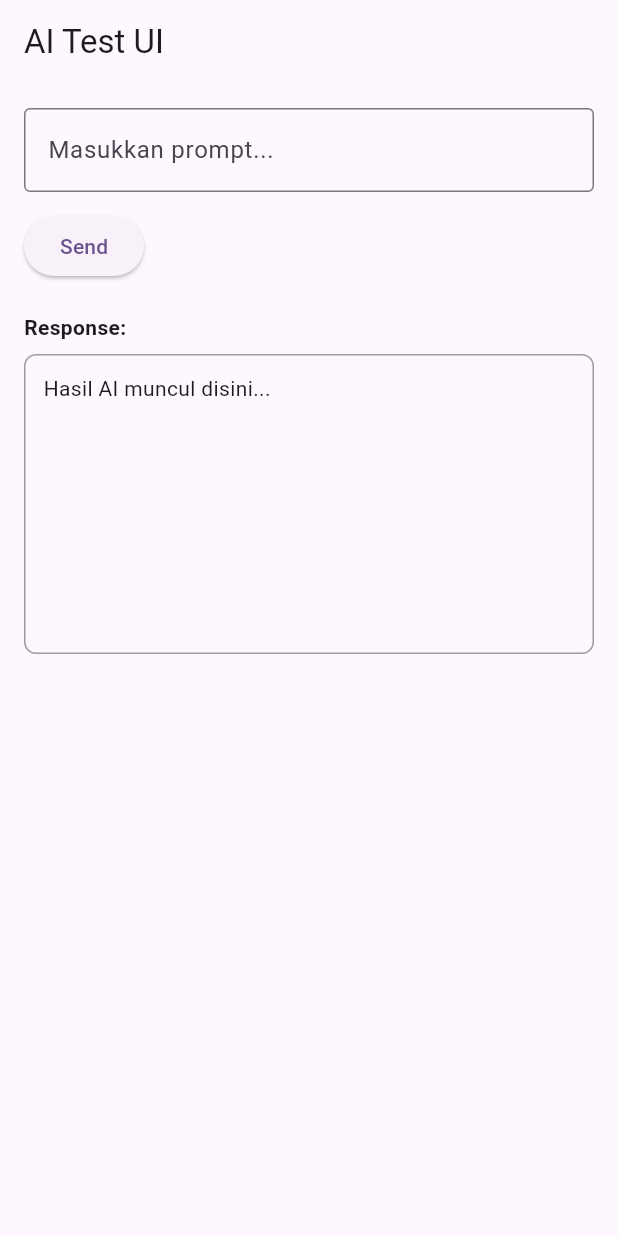
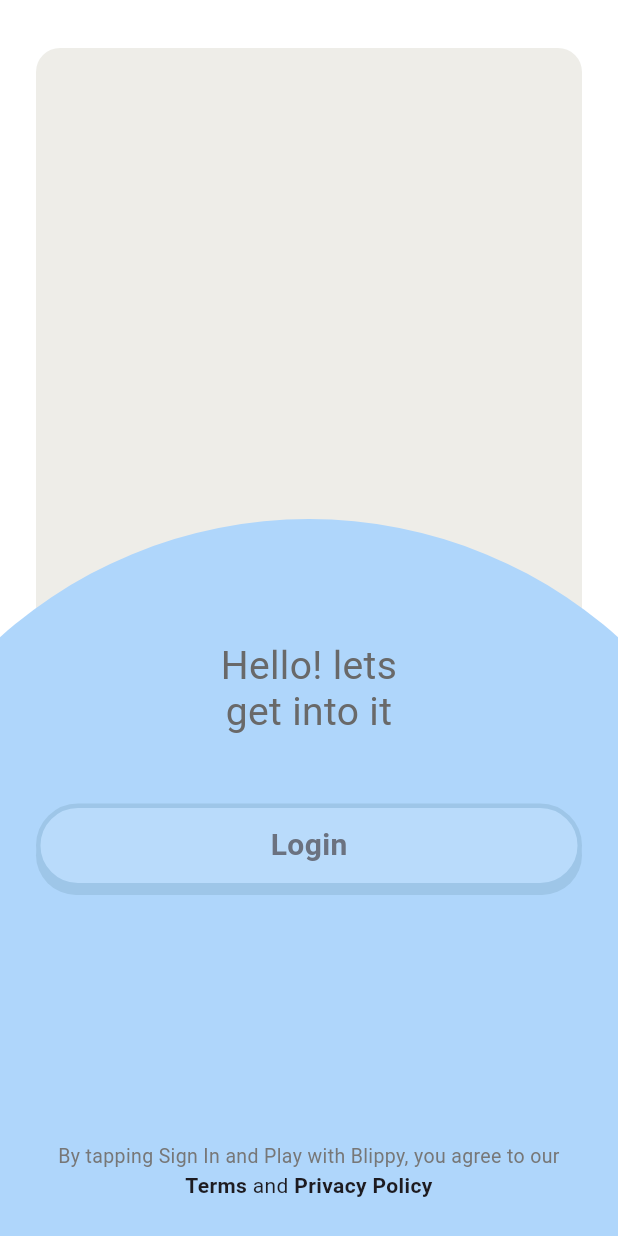
Before and after one commit to ceredence/educationApp, a Flutter app: the screen it shows after launch, on a phone screen of 412 x 824 dp. Run offline on Flutter 3.47's test engine with Material 3 defaults, Android fonts, the phone set to English and light mode, and no system bars; our stand-ins replace get; Roboto replaces fonts that are missing (Dela Gothic One, Poppins).

Commit message:
Start page

```diff
--- /dev/null
+++ b/devtools_options.yaml
@@ -0,0 +1,3 @@
+description: This file stores settings for Dart & Flutter DevTools.
+documentation: https://docs.flutter.dev/tools/devtools/extensions#configure-extension-enablement-states
+extensions:
--- /dev/null
+++ b/lib/Components/custom_button.dart
@@ -0,0 +1,80 @@
+import 'package:flutter/material.dart';
+
+class CustomButton extends StatefulWidget {
+  final String text;
+  final VoidCallback onPressed;
+
+  const CustomButton({
+    super.key,
+    required this.text,
+    required this.onPressed,
+  });
+
+  @override
+  State<CustomButton> createState() => _CustomButtonState();
+}
+
+class _CustomButtonState extends State<CustomButton> {
+  bool _isPressed = false;
+
+  @override
+  Widget build(BuildContext context) {
+    return GestureDetector(
+      onTapDown: (_) => setState(() => _isPressed = true),
+      onTapUp: (_) {
+        setState(() => _isPressed = false);
+        widget.onPressed();
+      },
+      onTapCancel: () => setState(() => _isPressed = false),
+      child: SizedBox(
+        height: 86,
+        width: double.infinity,
+        child: Stack(
+          children: [
+
+            Positioned(
+              top: _isPressed ? 12 : 8,
+              left: 0,
+              right: 0,
+              child: Container(
+                height: 53,
+                decoration: BoxDecoration(
+                  color: const Color(0xFF9EC6E8),
+                  borderRadius: BorderRadius.circular(28),
+                ),
+              ),
+            ),
+
+            AnimatedPositioned(
+              duration: const Duration(milliseconds: 100),
+              curve: Curves.easeOut,
+              top: _isPressed ? 12 : 0,
+              left: 0,
+              right: 0,
+              child: Container(
+                height: 56,
+                decoration: BoxDecoration(
+                  color: const Color(0xFFB9DBFB),
+                  borderRadius: BorderRadius.circular(28),
+                  border: Border.all(
+                    color: const Color(0xFF9EC6E8),
+                    width: 3,
+                  ),
+                ),
+                alignment: Alignment.center,
+                child: Text(
+                  widget.text,
+                  style: const TextStyle(
+                    fontSize: 20,
+                    fontWeight: FontWeight.w600,
+                    color: Color(0xFF6B7280),
+                  ),
+                ),
+              ),
+            ),
+          ],
+        ),
+      ),
+    );
+  }
+}
--- a/lib/main.dart
+++ b/lib/main.dart
@@ -22,7 +22,7 @@ class MyApp extends StatelessWidget {
         // This is the theme of your application.
         colorScheme: ColorScheme.fromSeed(seedColor: Colors.deepPurple),
       ),
-      initialRoute: AppRoutes.testingPage,
+      initialRoute: AppRoutes.startPage,
       getPages: AppPages.pages,
     );
   }
--- /dev/null
+++ b/lib/pages/start_page.dart
@@ -0,0 +1,113 @@
+import 'package:dinacomapp/Components/custom_button.dart';
+import 'package:dinacomapp/Components/custom_color.dart';
+import 'package:flutter/material.dart';
+
+
+class StartPage extends StatelessWidget {
+ StartPage({super.key});
+
+  @override
+  Widget build(BuildContext context) {
+    final size = MediaQuery.of(context).size;
+
+    return Scaffold(
+      backgroundColor: Colors.white,
+      body: SafeArea(
+        child: Stack(
+          children: [
+            /// Top Card
+            Positioned(
+              top: 32,
+              left: 24,
+              right: 24,
+              child: Container(
+                height: size.height * 0.5,
+                decoration: BoxDecoration(
+                  color: const Color(0xFFEEEDE8),
+                  borderRadius: BorderRadius.circular(16),
+                ),
+              ),
+            ),
+
+            /// Blue Circle
+            Positioned(
+              top: size.height * 0.42,
+              left: -size.width * 0.25,
+              child: Container(
+                width: size.width * 1.5,
+                height: size.width * 1.5,
+                decoration: const BoxDecoration(
+                  color: Color(0xFFAFD6FB),
+                  shape: BoxShape.circle,
+                ),
+              ),
+            ),
+
+            /// Title
+            Positioned(
+              top: size.height * 0.52,
+              left: 0,
+              right: 0,
+              child: const Text(
+                'Hello! lets \nget into it',
+                textAlign: TextAlign.center,
+                style: TextStyle(
+                  fontSize: 26,
+                  color: Color(0xFF696969),
+                  fontFamily: 'Dela Gothic One',
+                  height: 1.2,
+                ),
+              ),
+            ),
+
+            /// Login Button
+            Positioned(
+              top: size.height * 0.65,
+              left: 24,
+              right: 24,
+              child: CustomButton(
+                text: "Login",
+
+                onPressed: () {
+                  debugPrint("Login ditekan");
+                },
+              ),
+            ),
+
+            /// Terms
+            Positioned(
+              bottom: 24,
+              left: 24,
+              right: 24,
+              child: Text.rich(
+                TextSpan(
+                  children: const [
+                    TextSpan(
+                      text:
+                          'By tapping Sign In and Play with Blippy, you agree to our ',
+                      style: TextStyle(
+                        color: Color(0xFF777777),
+                        fontSize: 13,
+                        fontFamily: 'Poppins',
+                      ),
+                    ),
+                    TextSpan(
+                      text: 'Terms',
+                      style: TextStyle(fontWeight: FontWeight.w700),
+                    ),
+                    TextSpan(text: ' and '),
+                    TextSpan(
+                      text: 'Privacy Policy',
+                      style: TextStyle(fontWeight: FontWeight.w700),
+                    ),
+                  ],
+                ),
+                textAlign: TextAlign.center,
+              ),
+            ),
+          ],
+        ),
+      ),
+    );
+  }
+}
--- a/lib/routes/pages.dart
+++ b/lib/routes/pages.dart
@@ -1,3 +1,4 @@
+import 'package:dinacomapp/pages/start_page.dart';
 import 'package:dinacomapp/pages/testing_page.dart';
 import 'package:dinacomapp/routes/routes.dart';
 import 'package:get/get_navigation/src/routes/get_route.dart';
@@ -5,5 +6,6 @@ import 'package:get/get_navigation/src/routes/get_route.dart';
 class AppPages {
   static final pages = [
     GetPage(name: AppRoutes.testingPage, page: () => TestingPage()),
+    GetPage(name: AppRoutes.startPage, page: () => StartPage()),
   ];
 }
--- a/lib/routes/routes.dart
+++ b/lib/routes/routes.dart
@@ -1,3 +1,4 @@
 class AppRoutes {
   static const String testingPage = '/testingPage';
+  static const String startPage = '/startPage';
 }
```
Also changed, not shown: lib/Components/custom_color.dart (added, +9 -0 lines), lib/Components/custom_teks.dart (added, +38 -0 lines), lib/Components/custom_textfield.dart (added, +51 -0 lines), lib/pages/login_page.dart (+26 -1 lines), lib/widget/custom_color.dart (deleted, +0 -7 lines).
